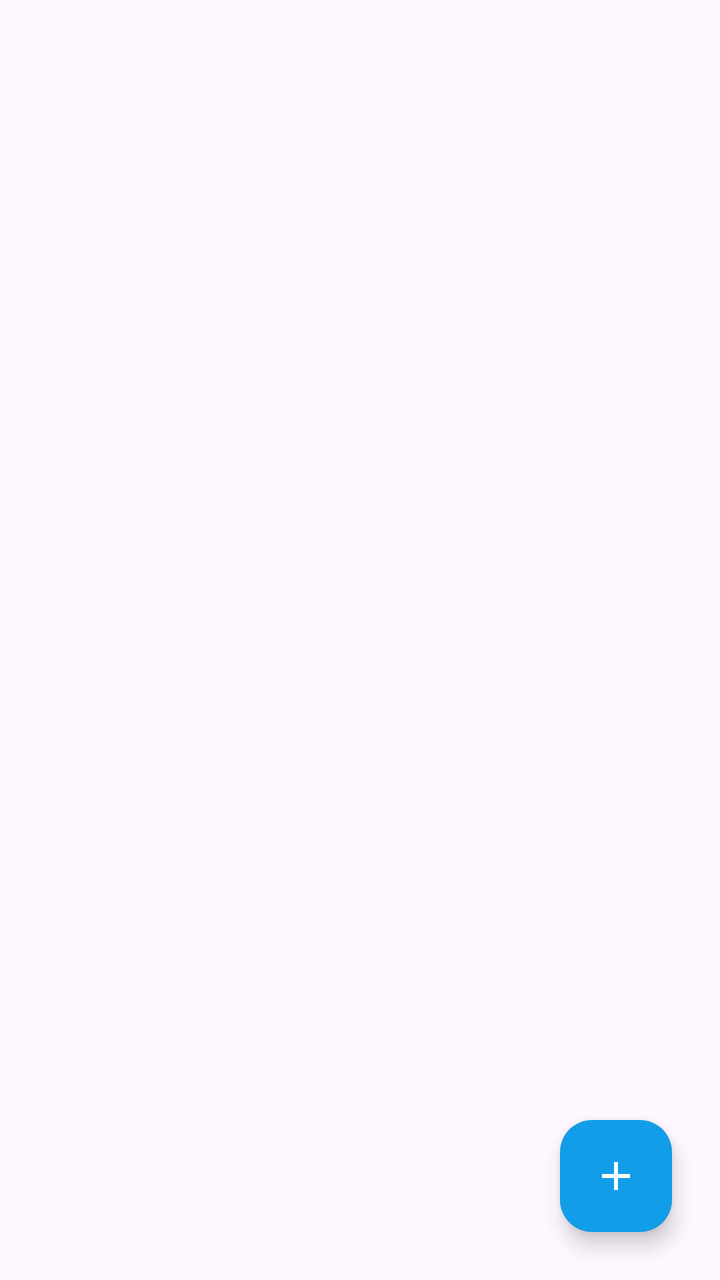
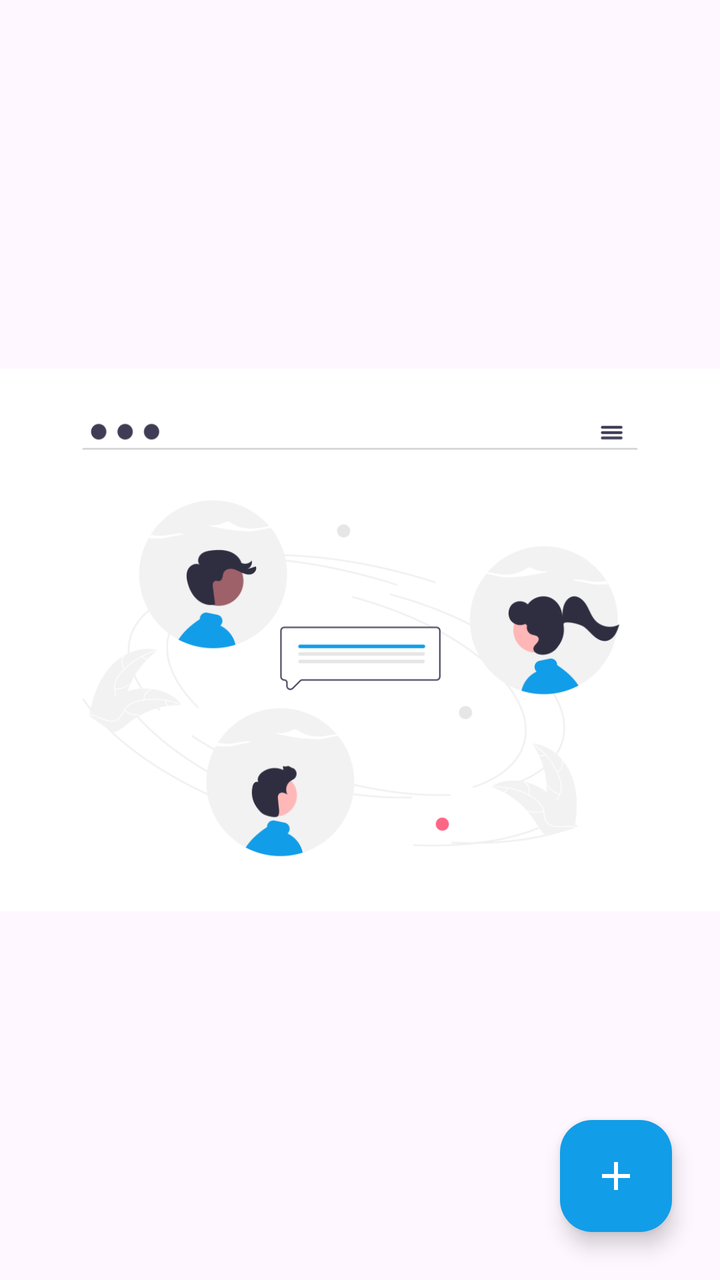

Screens rendered from an Android XML layout before and after an edit, with the pre-edit source and the edit as a unified diff.
<!-- AndroidManifest.xml: application theme Theme.MSApplication -->
<!-- res/layout/fragment_community.xml -->
<?xml version="1.0" encoding="utf-8"?>
<RelativeLayout xmlns:android="http://schemas.android.com/apk/res/android"
    xmlns:tools="http://schemas.android.com/tools"
    android:layout_width="match_parent"
    android:layout_height="match_parent"
    xmlns:app="http://schemas.android.com/apk/res-auto"
    tools:context=".CommunityFragment">


    <com.google.android.material.floatingactionbutton.FloatingActionButton
        android:id="@+id/add_post"
        android:layout_width="wrap_content"
        android:layout_height="wrap_content"
        android:layout_alignParentEnd="true"
        android:layout_alignParentBottom="true"
        android:layout_marginEnd="24dp"
        android:layout_marginBottom="24dp"
        android:backgroundTint="@color/PrimaryColor"
        android:clickable="true"
        android:src="@drawable/ic_add"
        app:tint="@color/white"
        android:contentDescription="for add post"/>


</RelativeLayout>
<!-- resources referenced by this layout -->
<resources>
  <color name="PrimaryColor">#129DE8</color>
  <color name="white">#FFFFFFFF</color>
  <!-- drawable ic_add (drawable) -->
  <vector android:autoMirrored="true" android:height="24dp"
      android:tint="#000000" android:viewportHeight="24"
      android:viewportWidth="24" android:width="24dp" xmlns:android="http://schemas.android.com/apk/res/android">
      <path android:fillColor="@android:color/white" android:pathData="M19,13h-6v6h-2v-6H5v-2h6V5h2v6h6v2z"/>
  </vector>
  <style name="Theme.MSApplication" parent="Base.Theme.MSApplication" />
  <style name="Base.Theme.MSApplication" parent="Theme.Material3.DayNight.NoActionBar">
          <item name="colorPrimary">@color/Cinnabar</item>
          <item name="colorPrimaryVariant">@color/Jaffa</item>
          <item name="android:statusBarColor">@color/PrimaryColor</item>
      </style>
  <color name="Cinnabar">#129DE8</color>
  <color name="Jaffa">#129DE8</color>
</resources>

<!-- the commit's change to res/layout/fragment_community.xml (unified diff, before → after) -->
@@ -1,11 +1,20 @@
 <?xml version="1.0" encoding="utf-8"?>
-<RelativeLayout xmlns:android="http://schemas.android.com/apk/res/android"
+<RelativeLayout
+    xmlns:android="http://schemas.android.com/apk/res/android"
     xmlns:tools="http://schemas.android.com/tools"
     android:layout_width="match_parent"
     android:layout_height="match_parent"
     xmlns:app="http://schemas.android.com/apk/res-auto"
     tools:context=".CommunityFragment">
 
+
+    <ImageView
+        android:layout_width="match_parent"
+        android:layout_height="wrap_content"
+        android:layout_alignParentStart="true"
+        android:layout_alignParentEnd="true"
+        android:layout_alignParentTop="true"
+        android:src="@drawable/community_img"/>
 
     <com.google.android.material.floatingactionbutton.FloatingActionButton
         android:id="@+id/add_post"
@@ -21,5 +30,4 @@
         app:tint="@color/white"
         android:contentDescription="for add post"/>
 
-
 </RelativeLayout>
<!-- resource entries referenced after the edit -->
@@ -2,6 +2,7 @@
 <resources>
   <color name="PrimaryColor">#129DE8</color>
   <color name="white">#FFFFFFFF</color>
+  <!-- drawable community_img: png bitmap (drawable, 38977 bytes) -->
   <!-- drawable ic_add (drawable) -->
   <vector android:autoMirrored="true" android:height="24dp"
       android:tint="#000000" android:viewportHeight="24"
